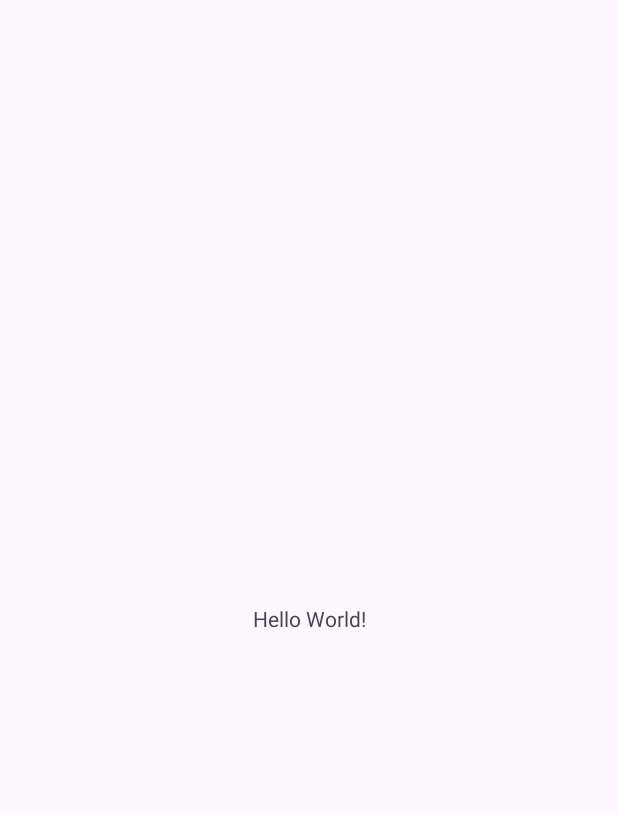
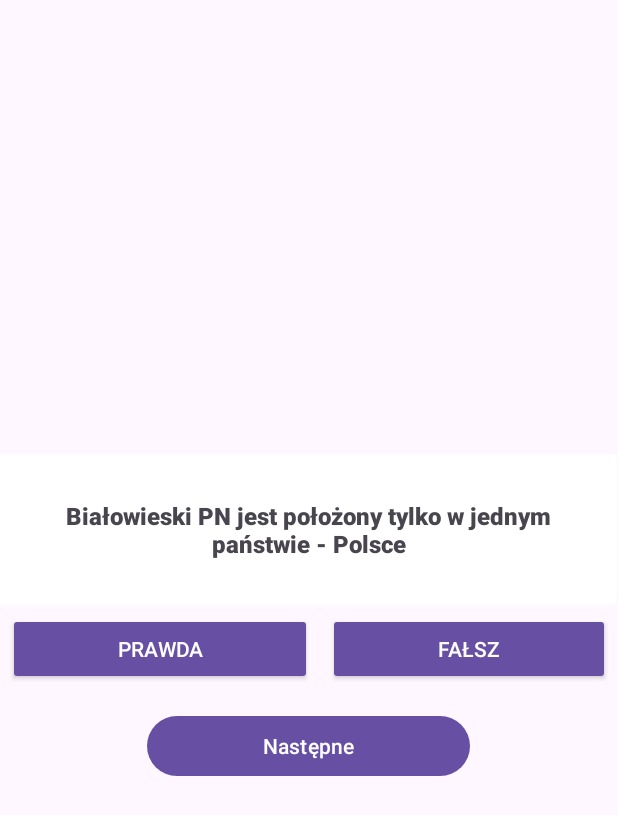
Before and after one commit to NacomiTagiera/Studia_IiE_PB, an Android app: the screen it shows after launch (MainActivity), on a phone screen of 412 x 824 dp. Before the commit the part shown is almost empty. Shown: the top 815 px of the screen. Run offline under Robolectric (Android 15) with nearby library versions, the phone set to English and light mode, and no system bars.

Commit message:
feat(SM): create Question class and MainActivity in the quiz app

```diff
--- a/Semestr5/Systemy_Mobilne/AndroidQuizApp/app/src/main/java/com/example/androidquizapp/MainActivity.java
+++ b/Semestr5/Systemy_Mobilne/AndroidQuizApp/app/src/main/java/com/example/androidquizapp/MainActivity.java
@@ -1,24 +1,89 @@
 package com.example.androidquizapp;
 
+import androidx.appcompat.app.AppCompatActivity;
 import android.os.Bundle;
-
-import androidx.activity.EdgeToEdge;
-import androidx.appcompat.app.AppCompatActivity;
-import androidx.core.graphics.Insets;
-import androidx.core.view.ViewCompat;
-import androidx.core.view.WindowInsetsCompat;
+import android.view.View;
+import android.widget.Button;
+import android.widget.TextView;
+import android.widget.Toast;
 
 public class MainActivity extends AppCompatActivity {
 
-    @Override
-    protected void onCreate(Bundle savedInstanceState) {
-        super.onCreate(savedInstanceState);
-        EdgeToEdge.enable(this);
-        setContentView(R.layout.activity_main);
-        ViewCompat.setOnApplyWindowInsetsListener(findViewById(R.id.main), (v, insets) -> {
-            Insets systemBars = insets.getInsets(WindowInsetsCompat.Type.systemBars());
-            v.setPadding(systemBars.left, systemBars.top, systemBars.right, systemBars.bottom);
-            return insets;
-        });
+  private TextView questionTextView;
+
+  private final Question[] questions = new Question[]{
+      new Question(R.string.q_bialowieza, false),
+      new Question(R.string.q_c_high_level, true),
+      new Question(R.string.q_deuter, true),
+      new Question(R.string.q_jowisz, false),
+      new Question(R.string.q_kosowo, false),
+      new Question(R.string.q_java_js, true),
+      new Question(R.string.q_krakow, false),
+      new Question(R.string.q_krol, false)
+  };
+
+  private int currentIndex = 0;
+  private boolean[] answers;
+  private int correctAnswers = 0;
+
+  private void checkAnswerCorrectness(boolean userAnswer) {
+    boolean correctAnswer = questions[currentIndex].isCorrectAnswer();
+    int resultMessageId;
+
+    if (correctAnswer == userAnswer) {
+      resultMessageId = R.string.correct_answer;
+
+      if (!answers[currentIndex]) {
+        correctAnswers++;
+        answers[currentIndex] = true;
+      }
+    } else {
+      resultMessageId = R.string.incorrect_answer;
+
+      if (answers[currentIndex]) {
+        correctAnswers--;
+        answers[currentIndex] = false;
+      }
     }
+
+    if (currentIndex != questions.length - 1) {
+      Toast.makeText(this, resultMessageId, Toast.LENGTH_SHORT).show();
+    } else {
+      String finalResultMessage = getString(R.string.final_result_message, correctAnswers, questions.length);
+      Toast.makeText(this, finalResultMessage, Toast.LENGTH_LONG).show();
+    }
+  }
+
+  private void setNextQuestion() {
+    questionTextView.setText(questions[currentIndex].getQuestionId());
+  }
+
+  @Override
+  protected void onCreate(Bundle savedInstanceState) {
+    super.onCreate(savedInstanceState);
+    setContentView(R.layout.activity_main);
+
+    Button trueButton = findViewById(R.id.true_button);
+    Button falseButton = findViewById(R.id.false_button);
+    Button nextButton = findViewById(R.id.next_button);
+    questionTextView = findViewById(R.id.question_text_view);
+
+    answers = new boolean[questions.length];
+
+    trueButton.setOnClickListener(v -> checkAnswerCorrectness(true));
+
+    falseButton.setOnClickListener(v -> checkAnswerCorrectness(false));
+
+    nextButton.setOnClickListener(v -> {
+      if (currentIndex < questions.length - 1) {
+        currentIndex++;
+        setNextQuestion();
+      } else {
+        nextButton.setEnabled(false);
+        Toast.makeText(this, R.string.quiz_finished, Toast.LENGTH_SHORT).show();
+      }
+    });
+
+    setNextQuestion();
+  }
 }
--- /dev/null
+++ b/Semestr5/Systemy_Mobilne/AndroidQuizApp/app/src/main/java/com/example/androidquizapp/Question.java
@@ -0,0 +1,19 @@
+package com.example.androidquizapp;
+
+public class Question {
+  private final int questionId;
+  private final boolean correctAnswer;
+
+  public Question(int questionId, boolean correctAnswer) {
+    this.questionId = questionId;
+    this.correctAnswer = correctAnswer;
+  }
+
+  public int getQuestionId() {
+    return questionId;
+  }
+
+  public boolean isCorrectAnswer() {
+    return correctAnswer;
+  }
+}
--- a/Semestr5/Systemy_Mobilne/AndroidQuizApp/app/src/main/res/layout/activity_main.xml
+++ b/Semestr5/Systemy_Mobilne/AndroidQuizApp/app/src/main/res/layout/activity_main.xml
@@ -1,19 +1,57 @@
 <?xml version="1.0" encoding="utf-8"?>
-<androidx.constraintlayout.widget.ConstraintLayout xmlns:android="http://schemas.android.com/apk/res/android"
+<LinearLayout xmlns:android="http://schemas.android.com/apk/res/android"
   xmlns:app="http://schemas.android.com/apk/res-auto"
   xmlns:tools="http://schemas.android.com/tools"
   android:id="@+id/main"
   android:layout_width="match_parent"
   android:layout_height="match_parent"
+  android:backgroundTint="#FFFFFF"
+  android:backgroundTintMode="screen"
+  android:gravity="center"
+  android:orientation="vertical"
   tools:context=".MainActivity">
 
   <TextView
+    android:id="@+id/question_text_view"
+    android:layout_width="411dp"
+    android:layout_height="wrap_content"
+    android:background="#FFFFFF"
+    android:fontFamily="sans-serif-black"
+    android:padding="30dp"
+    android:textAlignment="center"
+    android:textSize="16sp" />
+
+  <LinearLayout
+    style="?android:attr/buttonBarStyle"
+    android:layout_width="match_parent"
+    android:layout_height="70dp"
+    android:orientation="horizontal">
+
+    <Button
+      android:id="@+id/true_button"
+      style="@style/Widget.AppCompat.Button.Colored"
       android:layout_width="wrap_content"
       android:layout_height="wrap_content"
-        android:text="Hello World!"
-        app:layout_constraintBottom_toBottomOf="parent"
-        app:layout_constraintEnd_toEndOf="parent"
-        app:layout_constraintStart_toStartOf="parent"
-        app:layout_constraintTop_toTopOf="parent" />
+      android:layout_margin="5dp"
+      android:layout_weight="1"
+      android:text="@string/button_true"
+      android:textAlignment="center" />
 
-</androidx.constraintlayout.widget.ConstraintLayout>
+    <Button
+      android:id="@+id/false_button"
+      style="@style/Widget.AppCompat.Button.Colored"
+      android:layout_width="wrap_content"
+      android:layout_height="wrap_content"
+      android:layout_margin="5dp"
+      android:layout_weight="1"
+      android:text="@string/button_false" />
+
+  </LinearLayout>
+
+  <Button
+    android:id="@+id/next_button"
+    android:layout_width="215dp"
+    android:layout_height="wrap_content"
+    android:text="@string/button_next" />
+
+</LinearLayout>
--- a/Semestr5/Systemy_Mobilne/AndroidQuizApp/app/src/main/res/values/strings.xml
+++ b/Semestr5/Systemy_Mobilne/AndroidQuizApp/app/src/main/res/values/strings.xml
@@ -1,3 +1,20 @@
 <resources>
-    <string name="app_name">AndroidQuizApp</string>
+  <string name="app_name">AndroidQuizApp</string>
+  <string name="button_true">Prawda</string>
+  <string name="button_false">Fałsz</string>
+  <string name="button_next">Następne</string>
+
+  <string name="q_kosowo">Kosowo to najmłodsze państwo na świecie</string>
+  <string name="q_jowisz">Jowisz jest trzecią planetą Układu Słonecznego</string>
+  <string name="q_krakow">Pierwszą stolicą Polski był Kraków</string>
+  <string name="q_java_js">Java i JavaScript to dwa różne języki programowania</string>
+  <string name="q_c_high_level">C nie jest wysokopoziomowym językiem programowania</string>
+  <string name="q_krol">Drugim królem Polski był Bolesław I Chrobry</string>
+  <string name="q_deuter">Deuter jest izotopem wodoru</string>
+  <string name="q_bialowieza">Białowieski PN jest położony tylko w jednym państwie - Polsce</string>
+
+  <string name="correct_answer">Odpowiedź prawidłowa</string>
+  <string name="incorrect_answer">Odpowiedź nieprawidłowa</string>
+  <string name="final_result_message">Wynik: %1$d poprawnych na %2$d odpowiedzi!</string>
+  <string name="quiz_finished">Quiz zakończony!</string>
 </resources>
```
Lines whose indentation alone changed are shown as unchanged.
